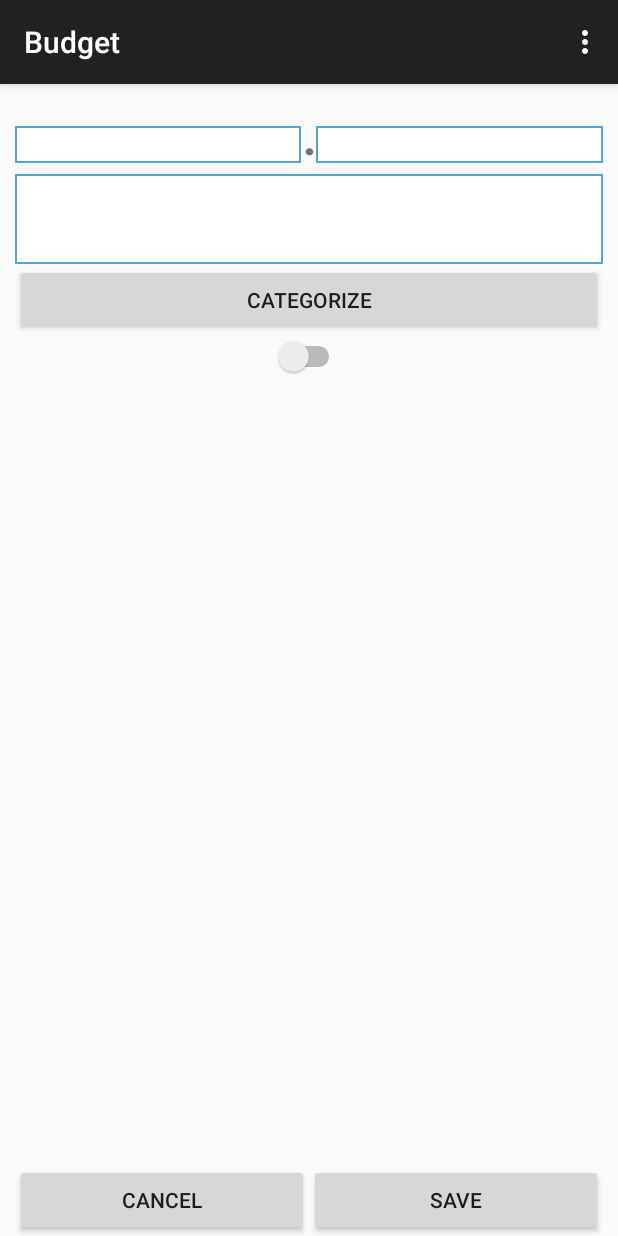
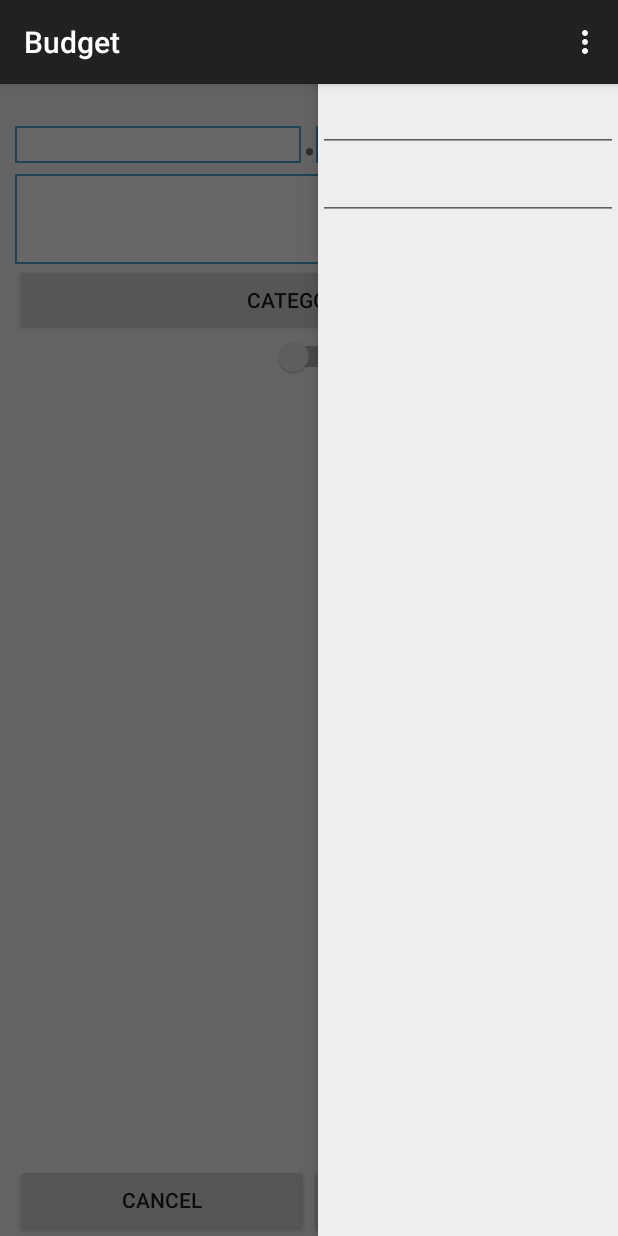
Before and after one commit to shamgang/easymoney, an Android app: the screen it shows after launch (MainActivity), after a tap on "Add Transaction", on a phone screen of 412 x 824 dp. Run offline under Robolectric (Android 15) with nearby library versions, the phone set to English and light mode, and no system bars; 7 statements that could not run were skipped; 1 other tap on this screen came first.

Commit message:
Add right search drawer

```diff
--- a/app/src/main/java/com/shamik/budget/app/MainActivity.java
+++ b/app/src/main/java/com/shamik/budget/app/MainActivity.java
@@ -2,10 +2,13 @@ package com.shamik.budget.app;
 
 import android.content.res.Configuration;
 import android.os.Bundle;
+import android.os.Debug;
 import android.support.v4.app.ActionBarDrawerToggle;
 import android.support.v4.app.Fragment;
 import android.support.v4.widget.DrawerLayout;
 import android.support.v7.app.ActionBarActivity;
+import android.util.Log;
+import android.view.Gravity;
 import android.view.Menu;
 import android.view.MenuItem;
 import android.view.View;
@@ -17,8 +20,8 @@ public class MainActivity extends ActionBarActivity {
 
     private DrawerLayout mDrawerLayout;
     private ActionBarDrawerToggle mDrawerToggle;
-    private ListView mDrawerList;
-    private ArrayAdapter<String> mDrawerAdapter;
+    private ListView mNavDrawerList;
+    private ArrayAdapter<String> mNavDrawerAdapter;
     private String mTitle;
     private String mDrawerTitle;
 
@@ -31,12 +34,12 @@ public class MainActivity extends ActionBarActivity {
         // the title that will be set onDrawerOpened
         mDrawerTitle= this.getString(R.string.drawer_title);
 
-        // populate the drawer and set an item click listener
-        mDrawerList = (ListView)findViewById(R.id.navList);
+        // populate the nav drawer and set an item click listener
+        mNavDrawerList = (ListView)findViewById(R.id.navList);
         String[] osArray = { "Transactions", "Categories", "Analytics" };
-        mDrawerAdapter = new ArrayAdapter<String>(this, android.R.layout.simple_list_item_1, osArray);
-        mDrawerList.setAdapter(mDrawerAdapter);
-        mDrawerList.setOnItemClickListener(new DrawerItemClickListener());
+        mNavDrawerAdapter = new ArrayAdapter<String>(this, android.R.layout.simple_list_item_1, osArray);
+        mNavDrawerList.setAdapter(mNavDrawerAdapter);
+        mNavDrawerList.setOnItemClickListener(new DrawerItemClickListener());
 
         // add a toggle button for the drawer
         mDrawerLayout = (DrawerLayout) findViewById(R.id.drawer_layout);
@@ -110,7 +113,13 @@ public class MainActivity extends ActionBarActivity {
         // Hide the plus button on the analytics page and the add budget item page
         if(mTitle.equals(this.getString(R.string.analytics_fragment_title))
                 || mTitle.equals(this.getString(R.string.add_budget_item_fragment_title))) {
-            menu.getItem(0).setVisible(false);
+            menu.findItem(R.id.action_add).setVisible(false);
+        }
+        // Hide the search button on the analytics, add item, and category list pages
+        if(mTitle.equals(this.getString(R.string.analytics_fragment_title))
+                || mTitle.equals(this.getString(R.string.add_budget_item_fragment_title))
+                || mTitle.equals(this.getString(R.string.budget_category_list_fragment_title))) {
+            menu.findItem(R.id.action_search).setVisible(false);
         }
 
         return true;
@@ -158,6 +167,16 @@ public class MainActivity extends ActionBarActivity {
             }
             return true;
         }
+        if(id == R.id.action_search) {
+            // toggle search drawer
+            if(mDrawerLayout.isDrawerOpen(Gravity.RIGHT)) {
+                mDrawerLayout.closeDrawer(Gravity.RIGHT);
+            }
+            else {
+                mDrawerLayout.openDrawer(Gravity.RIGHT);
+            }
+            return true;
+        }
         return super.onOptionsItemSelected(item);
     }
 
@@ -195,7 +214,7 @@ public class MainActivity extends ActionBarActivity {
                 .commit();
 
         // Highlight the selected item, update the title, and close the drawer
-        mDrawerList.setItemChecked(position, true);
-        mDrawerLayout.closeDrawer(mDrawerList);
+        mNavDrawerList.setItemChecked(position, true);
+        mDrawerLayout.closeDrawer(mNavDrawerList);
     }
 }
--- a/app/src/main/res/layout/activity_main.xml
+++ b/app/src/main/res/layout/activity_main.xml
@@ -11,7 +11,7 @@
         android:layout_width="match_parent"
         android:layout_height="match_parent" />
 
-    <!-- drawer -->
+    <!-- left nav drawer -->
     <ListView
         android:id="@+id/navList"
         android:layout_width="200dp"
@@ -19,4 +19,25 @@
         android:layout_gravity="left|start"
         android:background="#ffeeeeee"/>
 
+    <!-- right search/filter drawer -->
+    <LinearLayout
+        android:orientation="vertical"
+        android:id="@+id/searchDrawer"
+        android:layout_width="200dp"
+        android:layout_height="match_parent"
+        android:layout_gravity="right|end"
+        android:background="#ffeeeeee">
+
+        <EditText
+            android:layout_width="match_parent"
+            android:layout_height="wrap_content"
+            android:inputType="text" />
+
+        <EditText
+            android:layout_width="match_parent"
+            android:layout_height="wrap_content"
+            android:inputType="text" />
+
+    </LinearLayout>
+
 </android.support.v4.widget.DrawerLayout>
--- a/app/src/main/res/menu/main.xml
+++ b/app/src/main/res/menu/main.xml
@@ -3,8 +3,14 @@
     xmlns:tools="http://schemas.android.com/tools"
     tools:context="com.shamik.budget.app.MainActivity" >
 
+    <item android:id="@+id/action_search"
+        android:icon="@drawable/ic_search"
+        android:title="@string/action_search"
+        android:orderInCategory="25"
+        app:showAsAction="ifRoom" />
+
     <item android:id="@+id/action_add"
-        android:icon="@drawable/action_add"
+        android:icon="@drawable/ic_add"
         android:title="@string/action_add"
         android:orderInCategory="50"
         app:showAsAction="ifRoom" />
--- a/app/src/main/res/values/strings.xml
+++ b/app/src/main/res/values/strings.xml
@@ -3,6 +3,7 @@
 
     <!-- MainActivity -->
     <string name="app_name">Budget</string>
+    <string name="action_search">Search</string>
     <string name="action_add">Add Transaction</string>
     <string name="action_settings">Settings</string>
     <string name="drawer_open">Open Drawer</string>
```
Also changed, not shown: app/src/main/res/drawable-hdpi/ic_add.png (renamed from app/src/main/res/drawable-hdpi/action_add.png), app/src/main/res/drawable-hdpi/ic_search.png (added), app/src/main/res/drawable-mdpi/ic_add.png (renamed from app/src/main/res/drawable-mdpi/action_add.png), app/src/main/res/drawable-mdpi/ic_search.png (added), app/src/main/res/drawable-xhdpi/ic_add.png (renamed from app/src/main/res/drawable-xhdpi/action_add.png), app/src/main/res/drawable-xhdpi/ic_search.png (added), app/src/main/res/drawable-xxhdpi/ic_add.png (renamed from app/src/main/res/drawable-xxhdpi/action_add.png), app/src/main/res/drawable-xxhdpi/ic_search.png (added).
